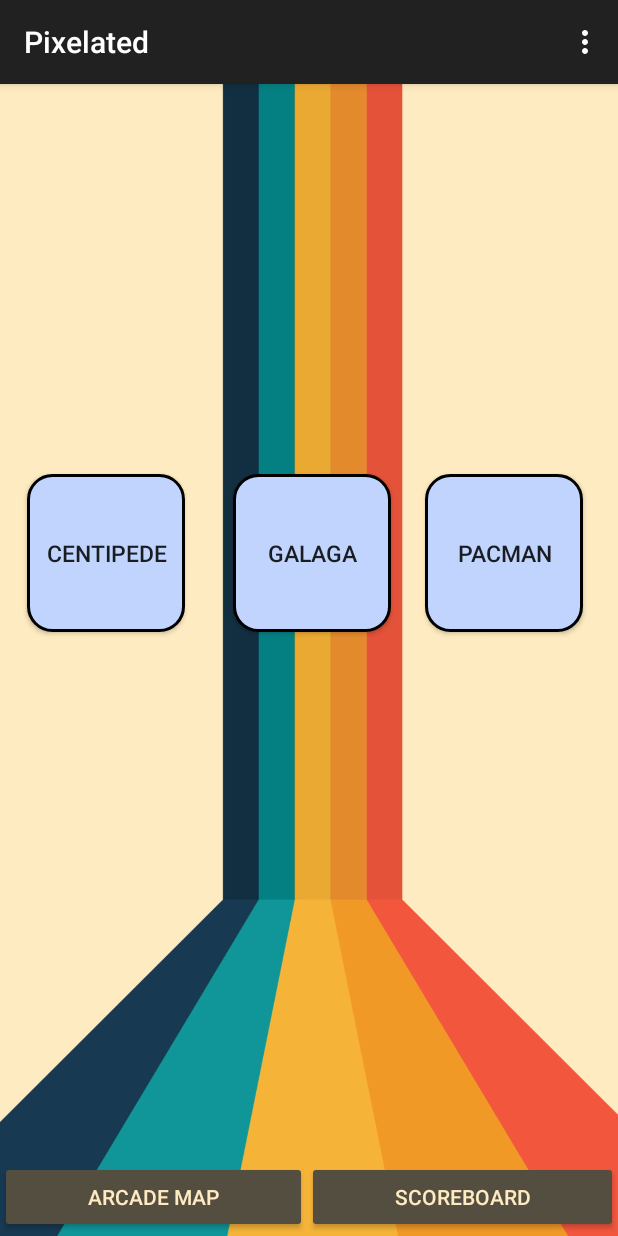
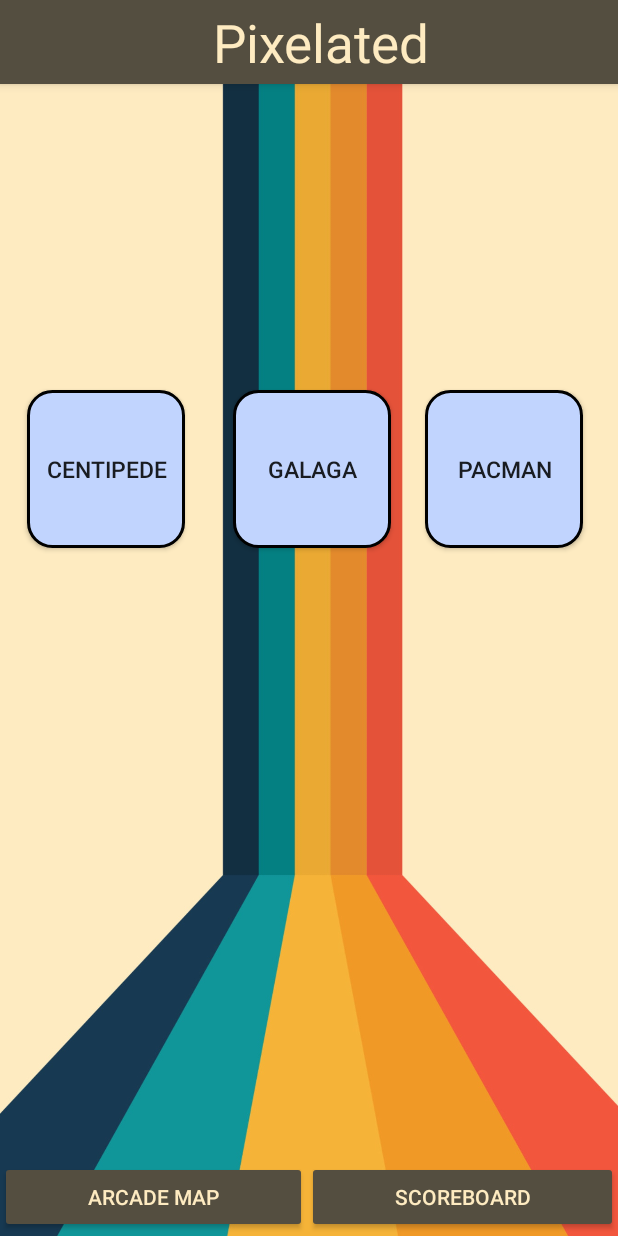
Before and after one commit to tttttttt56/Pixelated, an Android app: the screen it shows after launch (MainActivity), on a phone screen of 412 x 824 dp. Run offline under Robolectric (Android 15) with nearby library versions, the phone set to English and light mode, and no system bars.

Commit message:
working on updating the tool bar for the homepage

```diff
--- a/app/src/main/java/com/cs407/pixelated/MainActivity.kt
+++ b/app/src/main/java/com/cs407/pixelated/MainActivity.kt
@@ -5,6 +5,7 @@ import android.os.Bundle
 import android.view.Menu
 import android.view.MenuItem
 import android.widget.Button
+import androidx.appcompat.widget.Toolbar
 import androidx.activity.enableEdgeToEdge
 import androidx.appcompat.app.AppCompatActivity
 import androidx.core.view.ViewCompat
@@ -21,6 +22,10 @@ class MainActivity : AppCompatActivity() {
             insets
         }
 
+        // set toolbar
+        supportActionBar?.hide()
+        val toolbar: Toolbar = findViewById(R.id.toolbar)
+        toolbar.title = "Pixelated"
 
         findViewById<Button>(R.id.galaga).setOnClickListener(){
             val intent = Intent(this,GalagaActivity::class.java)
--- a/app/src/main/res/layout/activity_main.xml
+++ b/app/src/main/res/layout/activity_main.xml
@@ -7,79 +7,110 @@
     android:layout_height="match_parent"
     tools:context=".MainActivity">
 
+    <androidx.appcompat.widget.Toolbar
+        android:id="@+id/toolbar"
+        android:layout_width="match_parent"
+        android:layout_height="?attr/actionBarSize"
+        android:background="@color/brown"
+        android:elevation="4dp"
+        app:layout_constraintTop_toTopOf="parent"
+        app:titleTextAppearance="@style/CustomToolbarTitle"
+        app:titleTextColor="@android:color/white">
+
+        <androidx.constraintlayout.widget.ConstraintLayout
+            android:layout_width="match_parent"
+            android:layout_height="match_parent"
+            tools:layout_editor_absoluteX="16dp">
+
+            <TextView
+                android:id="@+id/toolbar_title"
+                android:layout_width="wrap_content"
+                android:layout_height="wrap_content"
+                android:gravity="center"
+                android:text="@string/app_name"
+                android:textAlignment="center"
+                android:textColor="@color/cream"
+                android:textSize="35sp"
+                app:layout_constraintBottom_toBottomOf="parent"
+                app:layout_constraintEnd_toEndOf="parent"
+                app:layout_constraintStart_toStartOf="parent"
+                app:layout_constraintTop_toTopOf="parent" />
+        </androidx.constraintlayout.widget.ConstraintLayout>
+    </androidx.appcompat.widget.Toolbar>
+
     <LinearLayout
         android:id="@+id/buttonLayout"
         android:layout_width="match_parent"
         android:layout_height="match_parent"
         android:layout_gravity="center"
+        android:background="@drawable/app_background"
         android:orientation="vertical"
         tools:layout_editor_absoluteX="16dp"
-        tools:layout_editor_absoluteY="242dp"
-        android:background="@drawable/app_background">
+        tools:layout_editor_absoluteY="242dp">
 
         <Button
             android:id="@+id/centipede"
             android:layout_width="105dp"
             android:layout_height="105dp"
             android:layout_gravity="center_horizontal"
+            android:layout_marginStart="-135dp"
+            android:layout_marginTop="260dp"
             android:background="@drawable/button_background"
             android:text="@string/centipede"
-            android:textSize="15sp"
-            android:layout_marginStart="-135dp"
-            android:layout_marginTop="260dp"/>
+            android:textSize="15sp" />
 
         <Button
             android:id="@+id/galaga"
             android:layout_width="105dp"
             android:layout_height="105dp"
             android:layout_gravity="center_horizontal"
+            android:layout_marginStart="2dp"
+            android:layout_marginTop="-105dp"
             android:background="@drawable/button_background"
             android:text="@string/galaga"
-            android:textSize="15sp"
-            android:layout_marginStart="2dp"
-            android:layout_marginTop="-105dp"/>
+            android:textSize="15sp" />
 
         <Button
             android:id="@+id/pacman"
             android:layout_width="105dp"
             android:layout_height="105dp"
             android:layout_gravity="center_horizontal"
+            android:layout_marginStart="130dp"
+            android:layout_marginTop="-105dp"
             android:background="@drawable/button_background"
             android:text="@string/pacman"
-            android:textSize="15sp"
-            android:layout_marginStart="130dp"
-            android:layout_marginTop="-105dp"/>
+            android:textSize="15sp" />
     </LinearLayout>
 
     <LinearLayout
         android:layout_width="match_parent"
         android:layout_height="50dp"
         android:orientation="horizontal"
+        app:layout_constraintBottom_toBottomOf="parent"
         tools:layout_editor_absoluteX="-16dp"
-        tools:layout_editor_absoluteY="665dp"
-        app:layout_constraintBottom_toBottomOf="parent">
+        tools:layout_editor_absoluteY="665dp">
 
         <Button
             android:id="@+id/arcade_map"
             android:layout_width="wrap_content"
             android:layout_height="wrap_content"
             android:layout_weight="1"
+            android:backgroundTint="@color/brown"
             android:text="@string/ArcadeMap"
+            android:textColor="@color/cream"
             tools:layout_editor_absoluteX="166dp"
-            tools:layout_editor_absoluteY="426dp"
-            android:backgroundTint="@color/brown"
-            android:textColor="@color/cream"/>
+            tools:layout_editor_absoluteY="426dp" />
 
         <Button
             android:id="@+id/scoreboard"
             android:layout_width="wrap_content"
             android:layout_height="wrap_content"
             android:layout_weight="1"
+            android:backgroundTint="@color/brown"
             android:text="@string/scoreboard"
+            android:textColor="@color/cream"
             tools:layout_editor_absoluteX="166dp"
-            tools:layout_editor_absoluteY="426dp"
-            android:backgroundTint="@color/brown"
-            android:textColor="@color/cream"/>
+            tools:layout_editor_absoluteY="426dp" />
 
     </LinearLayout>
 
--- /dev/null
+++ b/app/src/main/res/values/style.xml
@@ -0,0 +1,8 @@
+<?xml version="1.0" encoding="utf-8"?>
+<resources>
+    <style name="CustomToolbarTitle">
+        <item name="android:textColor">@android:color/white</item>
+        <item name="android:textSize">20sp</item>
+        <item name="android:textAlignment">center</item>
+    </style>
+</resources>
```
